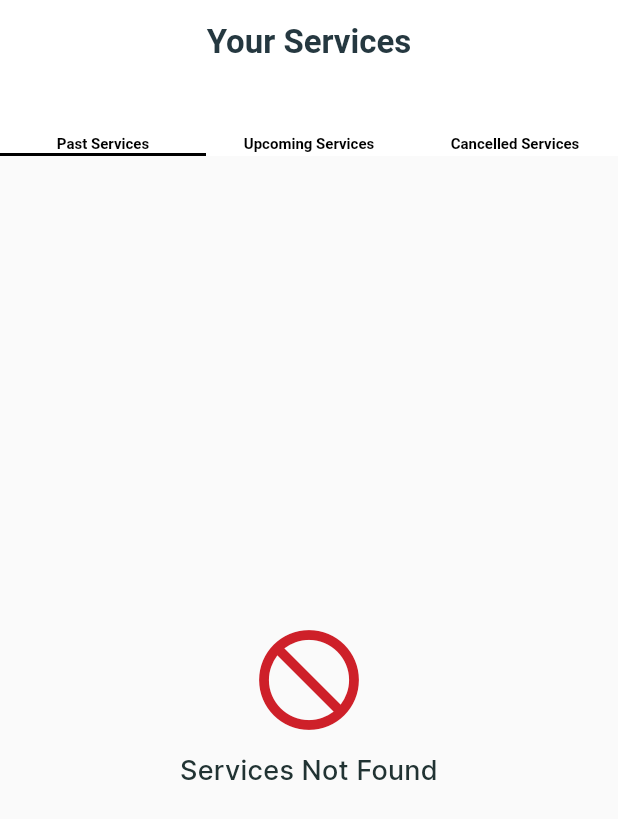
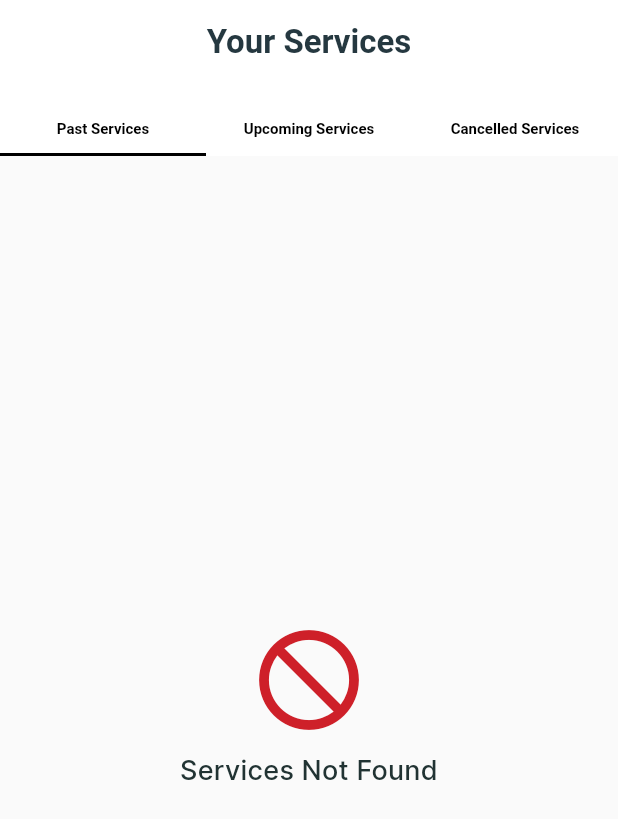
Before and after one commit to ShashiKha9/towfinUserchnages, a Flutter app: the ServicesScreen screen opened directly, on a phone screen of 412 x 824 dp. Shown: the top 819 px of the screen. Run offline on Flutter 3.47's test engine with Material 2 defaults, Android fonts, the phone set to English and light mode, and no system bars; our stand-ins replace device_info, dio, expandable, flutter_image_compress, flutter_multi_formatter, flutter_rating_bar and 9 more; missing offline and left inert: ars_progress_dialog, flutter_polyline_points, flutter_statusbarcolor, square_in_app_payments; accounts and stored records are empty; network calls fail.

Commit message:
tabbar padding cahnges done

```diff
--- a/RoadRunnerUser/lib/HomePage/services_screen.dart
+++ b/RoadRunnerUser/lib/HomePage/services_screen.dart
@@ -98,8 +98,9 @@ class _ServicesScreenState extends State<ServicesScreen>
             fontWeight: FontWeight.w700,
           ),
         ),
-        bottom: const TabBar(
+        bottom:  TabBar(
         indicatorColor: Colors.black,
+        labelPadding: EdgeInsets.all(10),
         tabs: [
         Text("Past Services",style: TextStyle(
         color: Colors.black,fontSize: 10,fontWeight: FontWeight.bold),),
@@ -107,8 +108,8 @@ class _ServicesScreenState extends State<ServicesScreen>
         color: Colors.black,fontSize: 10,fontWeight: FontWeight.bold),),
         Text("Cancelled Services",style: TextStyle(
         color: Colors.black,fontSize: 10,fontWeight: FontWeight.bold),)
+
     ]),
-
       ),
       body:
       StreamBuilder<PastTripListRespo>(
```
